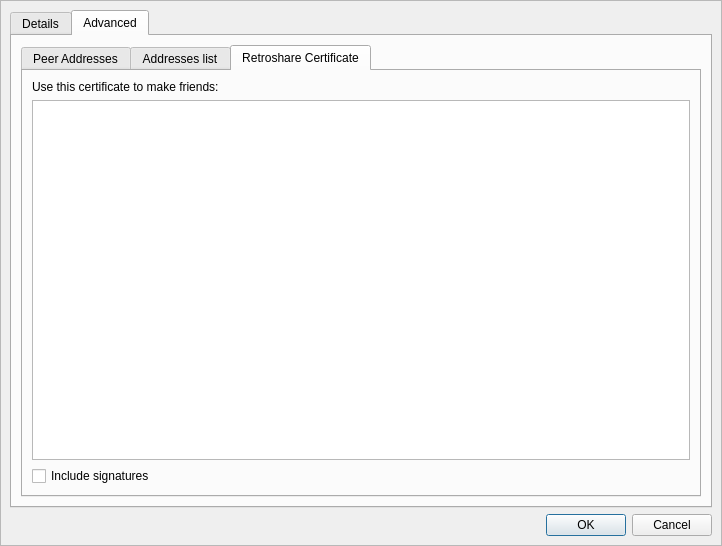
Old version of the form retroshare-gui/src/gui/connect/ConfCertDialog.ui in the repository RetroShare/RetroShare.
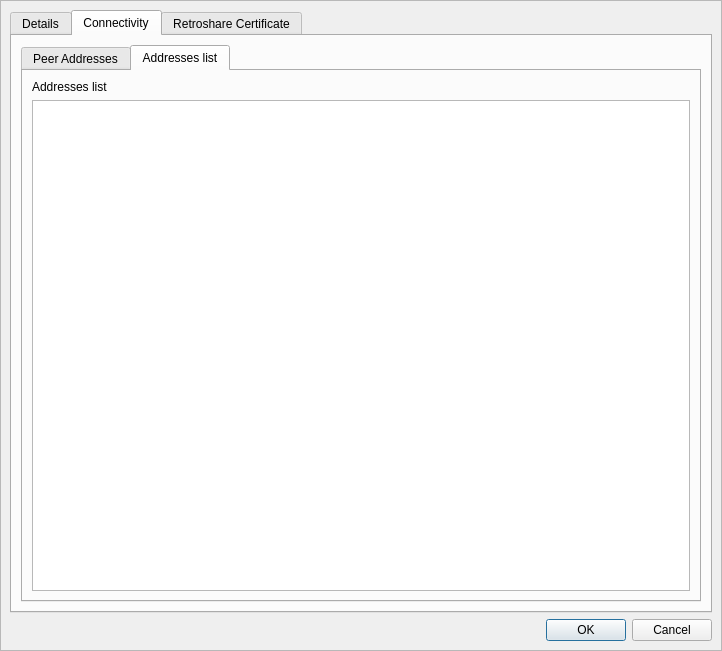
New version of the form. The open tabs and pages were chosen to show the change. Icons and pictures are not drawn. Custom widgets are drawn as their Qt base class.

The edit to the form file:
```diff
--- a/retroshare-gui/src/gui/connect/ConfCertDialog.ui
+++ b/retroshare-gui/src/gui/connect/ConfCertDialog.ui
@@ -7,7 +7,7 @@
     <x>0</x>
     <y>0</y>
     <width>722</width>
-    <height>546</height>
+    <height>651</height>
    </rect>
   </property>
   <property name="windowTitle">
@@ -270,7 +270,7 @@
            <normaloff>:/images/kcmsystem24.png</normaloff>:/images/kcmsystem24.png</iconset>
          </attribute>
          <attribute name="title">
-          <string>Advanced</string>
+          <string>Connectivity</string>
          </attribute>
          <layout class="QGridLayout" name="gridLayout_15">
           <item row="0" column="0">
@@ -424,22 +424,19 @@
               </item>
              </layout>
             </widget>
-            <widget class="QWidget" name="tab_2">
+           </widget>
+          </item>
+         </layout>
+        </widget>
+        <widget class="QWidget" name="tab_4">
              <attribute name="title">
               <string>Retroshare Certificate</string>
              </attribute>
-             <layout class="QGridLayout" name="gridLayout">
-              <item row="0" column="0">
-               <widget class="QLabel" name="label">
-                <property name="text">
-                 <string>Use this certificate to make friends:</string>
-                </property>
-               </widget>
-              </item>
-              <item row="1" column="0">
+         <layout class="QVBoxLayout" name="verticalLayout">
+          <item>
                <widget class="QTextEdit" name="userCertificateText"/>
               </item>
-              <item row="2" column="0">
+          <item>
                <layout class="QHBoxLayout" name="horizontalLayout">
                 <item>
                  <widget class="QCheckBox" name="_shouldAddSignatures_CB">
@@ -462,10 +459,6 @@
                  </spacer>
                 </item>
                </layout>
-              </item>
-             </layout>
-            </widget>
-           </widget>
           </item>
          </layout>
         </widget>
```
Left out of the diff: 4 changed lines with no effect on the pictures. Lines whose indentation alone changed are shown as unchanged.
